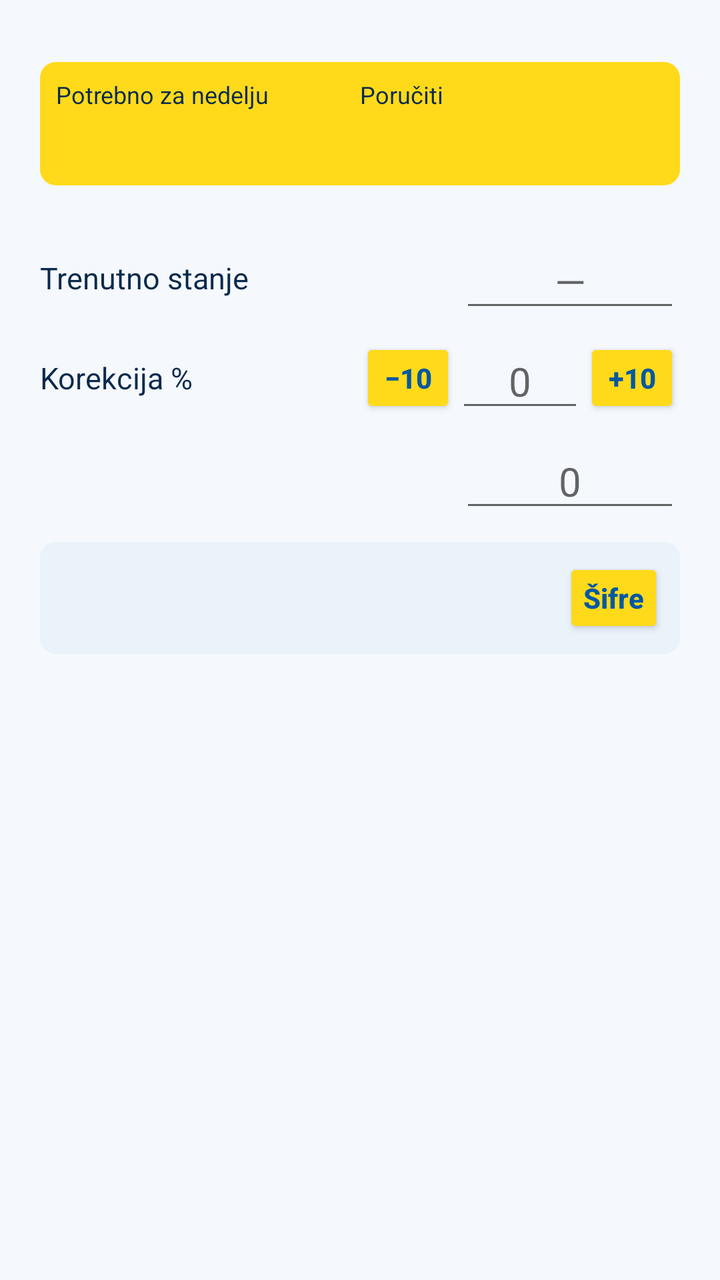
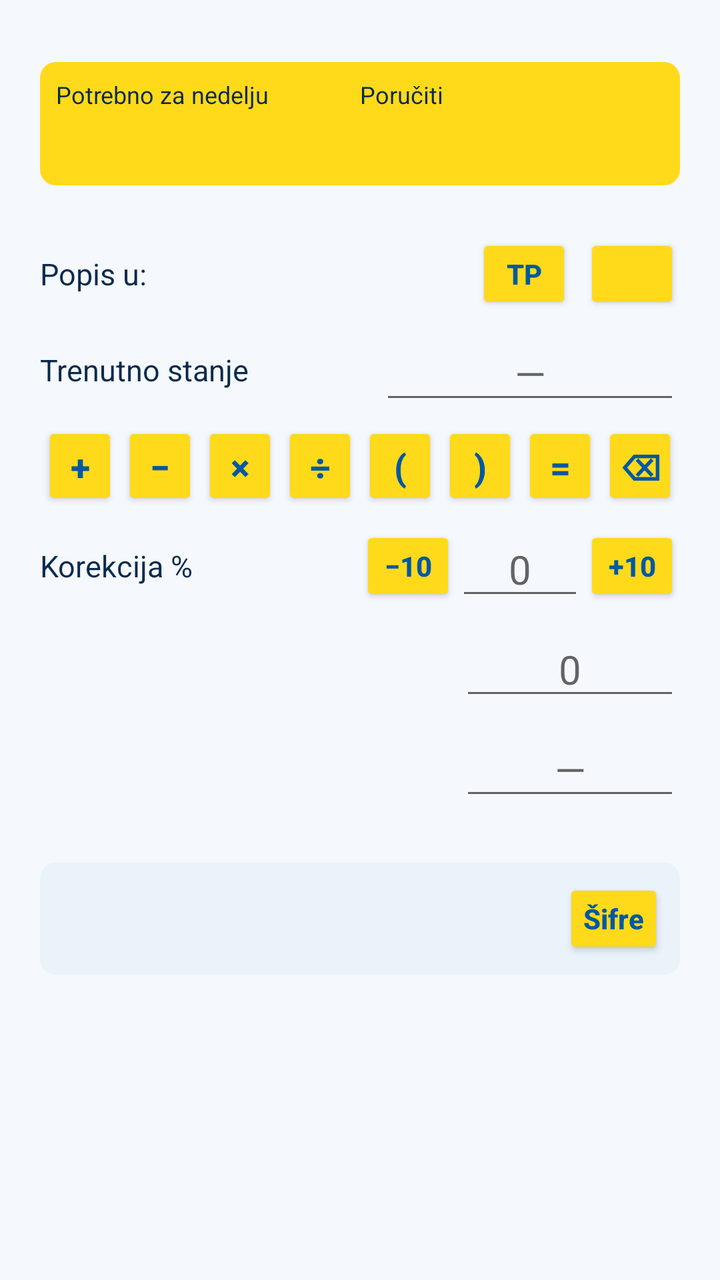

Screens rendered from an Android XML layout before and after an edit, with the pre-edit source and the edit as a unified diff.
<!-- AndroidManifest.xml: application theme AppTheme -->
<!-- res/layout/dialog_item.xml -->
<?xml version="1.0" encoding="utf-8"?>
<ScrollView xmlns:android="http://schemas.android.com/apk/res/android"
    android:layout_width="match_parent"
    android:layout_height="wrap_content"
    android:fillViewport="true">

    <LinearLayout
        android:layout_width="match_parent"
        android:layout_height="wrap_content"
        android:orientation="vertical"
        android:paddingStart="20dp"
        android:paddingEnd="20dp"
        android:paddingTop="4dp"
        android:paddingBottom="4dp">

        <TextView
            android:id="@+id/info"
            android:layout_width="match_parent"
            android:layout_height="wrap_content"
            android:textColor="@color/text_secondary"
            android:textSize="14sp" />

        
        <LinearLayout
            android:layout_width="match_parent"
            android:layout_height="wrap_content"
            android:layout_marginTop="8dp"
            android:background="@drawable/card_yellow"
            android:orientation="horizontal"
            android:padding="8dp">

            <LinearLayout
                android:layout_width="0dp"
                android:layout_height="wrap_content"
                android:layout_weight="1"
                android:orientation="vertical">

                <TextView
                    android:layout_width="wrap_content"
                    android:layout_height="wrap_content"
                    android:text="@string/label_needed"
                    android:textColor="@color/navy"
                    android:textSize="12sp" />

                <TextView
                    android:id="@+id/needed"
                    android:layout_width="wrap_content"
                    android:layout_height="wrap_content"
                    android:textColor="@color/navy"
                    android:textSize="18sp"
                    android:textStyle="bold" />
            </LinearLayout>

            <LinearLayout
                android:layout_width="0dp"
                android:layout_height="wrap_content"
                android:layout_weight="1"
                android:orientation="vertical">

                <TextView
                    android:layout_width="wrap_content"
                    android:layout_height="wrap_content"
                    android:text="@string/col_order"
                    android:textColor="@color/navy"
                    android:textSize="12sp" />

                <TextView
                    android:id="@+id/to_order"
                    android:layout_width="wrap_content"
                    android:layout_height="wrap_content"
                    android:textColor="@color/primary"
                    android:textSize="22sp"
                    android:textStyle="bold" />
            </LinearLayout>
        </LinearLayout>

        <TextView
            android:id="@+id/needed_detail"
            android:layout_width="match_parent"
            android:layout_height="wrap_content"
            android:layout_marginTop="2dp"
            android:textColor="@color/text_secondary"
            android:textSize="12sp" />

        
        <LinearLayout style="@style/FormRow">
            <TextView
                style="@style/FormLabel"
                android:text="@string/label_stock" />
            <EditText
                android:id="@+id/stock"
                style="@style/FormField"
                android:hint="—"
                android:importantForAutofill="no"
                android:imeOptions="actionNext"
                android:inputType="numberDecimal" />
        </LinearLayout>

        
        <LinearLayout style="@style/FormRow">
            <TextView
                style="@style/FormLabel"
                android:text="@string/label_percent" />
            <Button
                android:id="@+id/pct_minus"
                style="@style/SmallYellowButton"
                android:text="−10" />
            <EditText
                android:id="@+id/pct"
                style="@style/FormField"
                android:layout_width="64dp"
                android:hint="0"
                android:importantForAutofill="no"
                android:inputType="numberSigned|numberDecimal" />
            <Button
                android:id="@+id/pct_plus"
                style="@style/SmallYellowButton"
                android:text="+10" />
        </LinearLayout>

        
        <LinearLayout style="@style/FormRow">
            <TextView
                android:id="@+id/safety_label"
                style="@style/FormLabel" />
            <EditText
                android:id="@+id/safety"
                style="@style/FormField"
                android:hint="0"
                android:importantForAutofill="no"
                android:inputType="numberDecimal" />
        </LinearLayout>

        
        <LinearLayout
            android:id="@+id/warehouse_box"
            android:layout_width="match_parent"
            android:layout_height="wrap_content"
            android:layout_marginTop="10dp"
            android:background="@drawable/card_light"
            android:gravity="center_vertical"
            android:orientation="horizontal"
            android:padding="8dp">

            <TextView
                android:id="@+id/warehouse"
                android:layout_width="0dp"
                android:layout_height="wrap_content"
                android:layout_weight="1"
                android:textSize="14sp" />

            <Button
                android:id="@+id/link"
                style="@style/SmallYellowButton"
                android:layout_marginStart="8dp"
                android:text="@string/link_short" />
        </LinearLayout>
    </LinearLayout>
</ScrollView>
<!-- resources referenced by this layout -->
<resources>
  <color name="navy">#0A2A4D</color>
  <color name="primary">#0058A3</color>
  <color name="text_secondary">#5F6B7A</color>
  <!-- drawable card_light (drawable) -->
  <?xml version="1.0" encoding="utf-8"?>
  <shape xmlns:android="http://schemas.android.com/apk/res/android" android:shape="rectangle">
      <solid android:color="#EAF2FA" />
      <corners android:radius="8dp" />
  </shape>
  <!-- drawable card_yellow (drawable) -->
  <?xml version="1.0" encoding="utf-8"?>
  <shape xmlns:android="http://schemas.android.com/apk/res/android" android:shape="rectangle">
      <solid android:color="@color/yellow" />
      <corners android:radius="8dp" />
  </shape>
  <string name="col_order">Poručiti</string>
  <string name="label_needed">Potrebno za nedelju</string>
  <string name="label_percent" formatted="false">Korekcija %</string>
  <string name="label_stock">Trenutno stanje</string>
  <string name="link_short">Šifre</string>
  <style name="FormField">
          <item name="android:layout_width">110dp</item>
          <item name="android:layout_height">wrap_content</item>
          <item name="android:gravity">center</item>
          <item name="android:selectAllOnFocus">true</item>
          <item name="android:singleLine">true</item>
          <item name="android:textSize">20sp</item>
      </style>
  <style name="FormLabel">
          <item name="android:layout_width">0dp</item>
          <item name="android:layout_height">wrap_content</item>
          <item name="android:layout_weight">1</item>
          <item name="android:textColor">@color/navy</item>
          <item name="android:textSize">15sp</item>
      </style>
  <style name="FormRow">
          <item name="android:layout_width">match_parent</item>
          <item name="android:layout_height">wrap_content</item>
          <item name="android:layout_marginTop">6dp</item>
          <item name="android:gravity">center_vertical</item>
          <item name="android:orientation">horizontal</item>
      </style>
  <style name="AppTheme" parent="android:Theme.Material.Light.DarkActionBar">
          <item name="android:colorPrimary">@color/primary</item>
          <item name="android:colorPrimaryDark">@color/primary_dark</item>
          <item name="android:colorAccent">@color/accent</item>
          <item name="android:actionBarStyle">@style/AppActionBar</item>
          <item name="android:windowBackground">@color/list_bg</item>
      </style>
  <color name="yellow">#FFDA1A</color>
  <style name="YellowButton" parent="android:Widget.Material.Button">
          <item name="android:backgroundTint">@color/yellow</item>
          <item name="android:textColor">@color/primary</item>
          <item name="android:textStyle">bold</item>
          <item name="android:textAllCaps">false</item>
      </style>
  <color name="primary_dark">#004A8C</color>
  <color name="accent">#0058A3</color>
  <style name="AppActionBar" parent="android:Widget.Material.ActionBar.Solid">
          <item name="android:background">@color/primary</item>
          <item name="android:titleTextStyle">@style/AppActionBarTitle</item>
      </style>
  <color name="list_bg">#F5F8FC</color>
  <style name="AppActionBarTitle" parent="android:TextAppearance.Material.Widget.ActionBar.Title">
          <item name="android:textColor">@color/yellow</item>
          <item name="android:textStyle">bold</item>
      </style>
  <!-- unchanged entries left out for length: 1 -->
</resources>

<!-- the commit's change to res/layout/dialog_item.xml (unified diff, before → after) -->
@@ -49,6 +49,14 @@
                     android:textColor="@color/navy"
                     android:textSize="18sp"
                     android:textStyle="bold" />
+
+                <TextView
+                    android:id="@+id/needed_tp"
+                    android:layout_width="wrap_content"
+                    android:layout_height="wrap_content"
+                    android:textColor="@color/navy"
+                    android:textSize="13sp"
+                    android:visibility="gone" />
             </LinearLayout>
 
             <LinearLayout
@@ -71,6 +79,14 @@
                     android:textColor="@color/primary"
                     android:textSize="22sp"
                     android:textStyle="bold" />
+
+                <TextView
+                    android:id="@+id/to_order_sub"
+                    android:layout_width="wrap_content"
+                    android:layout_height="wrap_content"
+                    android:textColor="@color/navy"
+                    android:textSize="13sp"
+                    android:visibility="gone" />
             </LinearLayout>
         </LinearLayout>
 
@@ -83,17 +99,63 @@
             android:textSize="12sp" />
 
         
-        <LinearLayout style="@style/FormRow">
-            <TextView
+        <LinearLayout
+            android:id="@+id/mode_row"
+            style="@style/FormRow">
+            <TextView
+                style="@style/FormLabel"
+                android:text="@string/label_count_in" />
+            <Button
+                android:id="@+id/mode_tp"
+                style="@style/SmallYellowButton"
+                android:text="@string/tp" />
+            <Button
+                android:id="@+id/mode_unit"
+                style="@style/SmallYellowButton"
+                android:layout_marginStart="6dp" />
+        </LinearLayout>
+
+        
+        <LinearLayout style="@style/FormRow">
+            <TextView
+                android:id="@+id/stock_label"
                 style="@style/FormLabel"
                 android:text="@string/label_stock" />
             <EditText
                 android:id="@+id/stock"
                 style="@style/FormField"
+                android:layout_width="150dp"
                 android:hint="—"
                 android:importantForAutofill="no"
                 android:imeOptions="actionNext"
-                android:inputType="numberDecimal" />
+                android:inputType="phone" />
+        </LinearLayout>
+
+        <TextView
+            android:id="@+id/stock_calc"
+            android:layout_width="match_parent"
+            android:layout_height="wrap_content"
+            android:gravity="end"
+            android:textColor="@color/primary"
+            android:textSize="14sp"
+            android:textStyle="bold"
+            android:visibility="gone" />
+
+        
+        <LinearLayout
+            android:id="@+id/calc_row"
+            android:layout_width="match_parent"
+            android:layout_height="wrap_content"
+            android:layout_marginTop="4dp"
+            android:orientation="horizontal">
+            <Button android:id="@+id/calc_plus" style="@style/CalcButton" android:text="+" />
+            <Button android:id="@+id/calc_minus" style="@style/CalcButton" android:text="−" />
+            <Button android:id="@+id/calc_times" style="@style/CalcButton" android:text="×" />
+            <Button android:id="@+id/calc_div" style="@style/CalcButton" android:text="÷" />
+            <Button android:id="@+id/calc_open" style="@style/CalcButton" android:text="(" />
+            <Button android:id="@+id/calc_close" style="@style/CalcButton" android:text=")" />
+            <Button android:id="@+id/calc_eq" style="@style/CalcButton" android:text="=" />
+            <Button android:id="@+id/calc_back" style="@style/CalcButton" android:text="⌫" />
         </LinearLayout>
 
         
@@ -130,6 +192,26 @@
                 android:importantForAutofill="no"
                 android:inputType="numberDecimal" />
         </LinearLayout>
+
+        
+        <LinearLayout style="@style/FormRow">
+            <TextView
+                android:id="@+id/tp_label"
+                style="@style/FormLabel" />
+            <EditText
+                android:id="@+id/tp_qty"
+                style="@style/FormField"
+                android:hint="—"
+                android:importantForAutofill="no"
+                android:inputType="numberDecimal" />
+        </LinearLayout>
+
+        <TextView
+            android:id="@+id/tp_hint"
+            android:layout_width="match_parent"
+            android:layout_height="wrap_content"
+            android:textColor="@color/text_secondary"
+            android:textSize="12sp" />
 
         
         <LinearLayout
<!-- resource entries referenced after the edit -->
@@ -16,10 +16,24 @@
       <corners android:radius="8dp" />
   </shape>
   <string name="col_order">Poručiti</string>
+  <string name="label_count_in">Popis u:</string>
   <string name="label_needed">Potrebno za nedelju</string>
   <string name="label_percent" formatted="false">Korekcija %</string>
   <string name="label_stock">Trenutno stanje</string>
   <string name="link_short">Šifre</string>
+  <string name="tp">TP</string>
+  <style name="CalcButton" parent="YellowButton">
+          <item name="android:layout_width">0dp</item>
+          <item name="android:layout_height">44dp</item>
+          <item name="android:layout_weight">1</item>
+          <item name="android:minWidth">0dp</item>
+          <item name="android:minHeight">0dp</item>
+          <item name="android:paddingStart">0dp</item>
+          <item name="android:paddingEnd">0dp</item>
+          <item name="android:layout_marginStart">1dp</item>
+          <item name="android:layout_marginEnd">1dp</item>
+          <item name="android:textSize">18sp</item>
+      </style>
   <style name="FormField">
           <item name="android:layout_width">110dp</item>
           <item name="android:layout_height">wrap_content</item>
